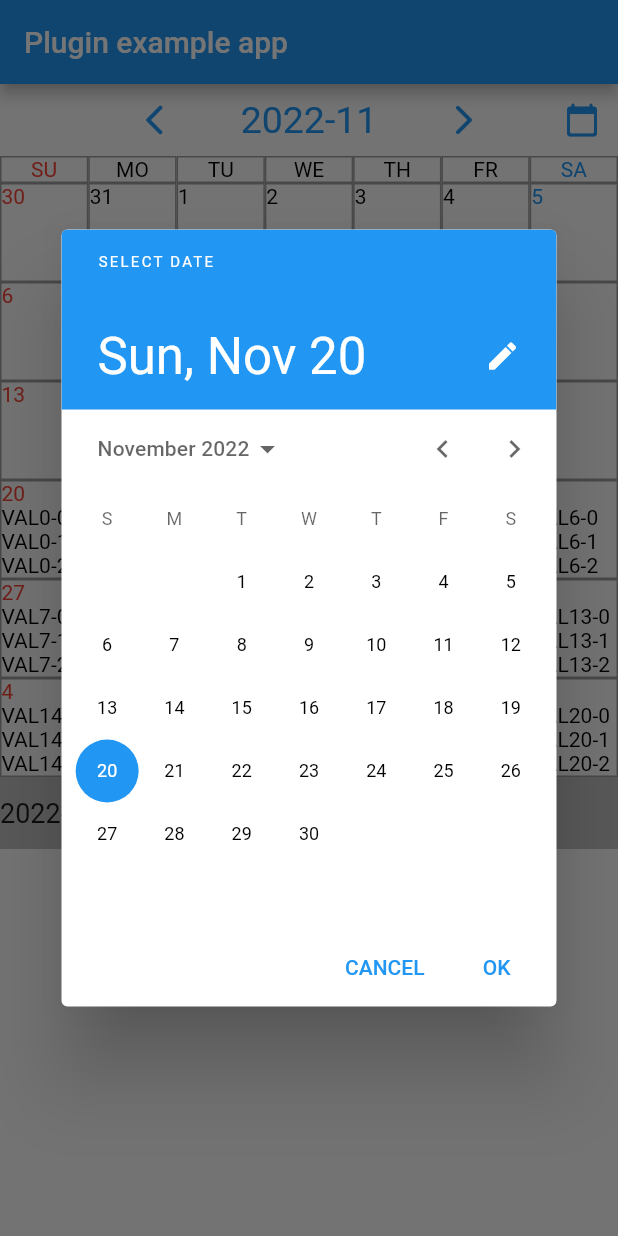
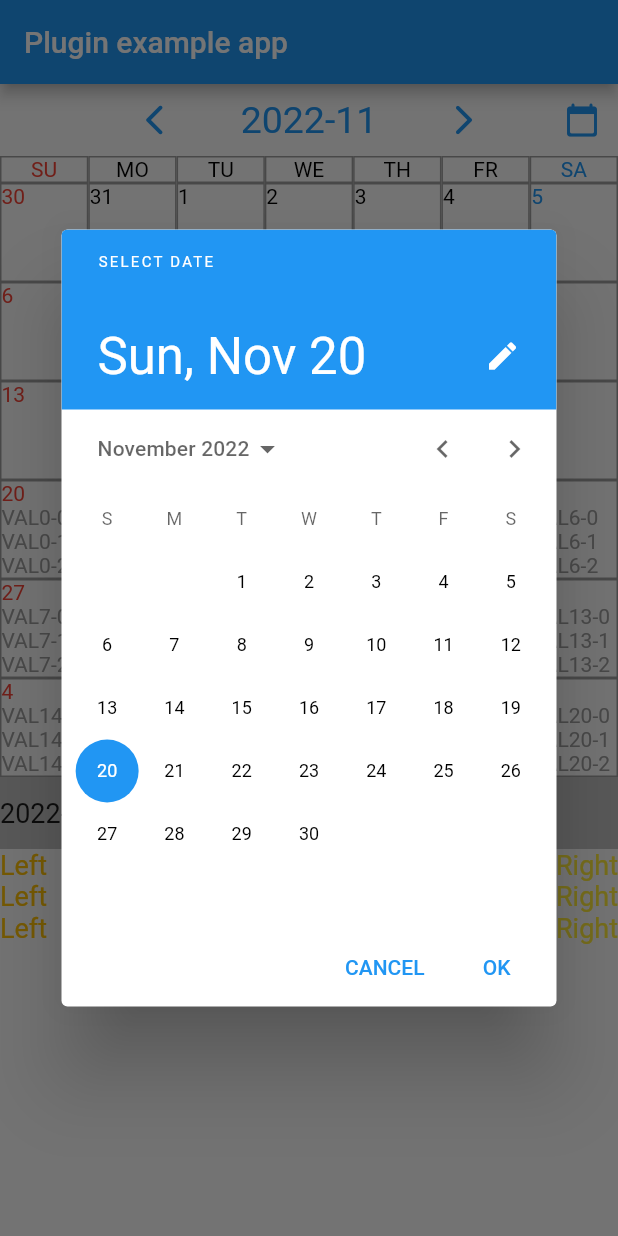
Before and after one commit to Tomohiro-Uchida/u_calendar_view_dart, a Flutter app: the screen it shows after launch, after a tap on an icon or button, on a phone screen of 412 x 824 dp. Run offline on Flutter 3.47's test engine with Material 2 defaults, Android fonts, the phone set to English and light mode, and no system bars; our stand-ins replace plugin_platform_interface.

Commit message:
ListView display OK.

```diff
--- a/example/lib/main.dart
+++ b/example/lib/main.dart
@@ -57,7 +57,18 @@ class _MyAppState extends State<MyApp> {
       for (int j=0; j<3; j++) {
         UCEntry entry = UCEntry();
         entry.date = DateTime.now().add(Duration(days: i));
+        entry.leftLabel ="Left";
+        entry.leftLabelColor = Colors.amber;
+        entry.middleLabel ="Middle";
+        entry.middleLabelColor = Colors.green;
+        entry.unitStart ="\$";
+        entry.unitStartColor = Colors.indigo;
         entry.value = "VAL$i-$j";
+        entry.valueColor = Colors.grey;
+        entry.unitEnd ="pcs";
+        entry.unitEndColor = Colors.red;
+        entry.rightLabel ="Right";
+        entry.rightLabelColor = Colors.yellow;
         ucEntries.add(entry);
       }
     }
--- a/lib/u_calendar_view_dart.dart
+++ b/lib/u_calendar_view_dart.dart
@@ -14,10 +14,12 @@ class UCEntry {
   Color leftLabelColor = const Color(0xFF000000);
   String middleLabel = "";
   Color middleLabelColor = const Color(0xFF000000);
+  String unitStart = "";
+  Color unitStartColor = const Color(0xFF000000);
   String value = "          ";
   Color valueColor = const Color(0xFF000000);
-  String unit = "";
-  Color unitColor = const Color(0xFF000000);
+  String unitEnd = "";
+  Color unitEndColor = const Color(0xFF000000);
   String rightLabel = "";
   Color rightLabelColor = const Color(0xFF000000);
   double tableFontSize = 14.0;
@@ -217,27 +219,28 @@ int normalCalcOfWeekOfMonth(int thisMonth, DateTime day) {
 }
 
 int getWeekOfMonth(int thisMonth, DateTime day) {
-  int monthOfDay = day.day;
+  // int monthOfTheDay = day.day;
+  int monthOfTheDay = day.month;
   if (thisMonth == 12) {
-    if (monthOfDay == 11) {
+    if (monthOfTheDay == 11) {
       return 1;
-    } else if (monthOfDay == 1) {
+    } else if (monthOfTheDay == 1) {
       return normalCalcOfWeekOfMonth(thisMonth, day);
     } else {
       return day.weekOfMonth;
     }
   } else if (thisMonth == 1) {
-    if (monthOfDay == 12) {
+    if (monthOfTheDay == 12) {
       return 1;
-    } else if (monthOfDay == 2) {
+    } else if (monthOfTheDay == 2) {
       return normalCalcOfWeekOfMonth(thisMonth, day);
     } else {
       return day.weekOfMonth;
     }
   } else {
-    if (monthOfDay < thisMonth) {
+    if (monthOfTheDay < thisMonth) {
       return 1;
-    } else if (thisMonth < monthOfDay) {
+    } else if (thisMonth < monthOfTheDay) {
       return normalCalcOfWeekOfMonth(thisMonth, day);
     } else {
       return day.weekOfMonth;
@@ -246,8 +249,7 @@ int getWeekOfMonth(int thisMonth, DateTime day) {
 }
 
 DateTime startDateInMonth(DateTime month) {
-  DateTime startDate =
-      DateTime(month.year, month.month, 1, 0, 0, 0, 0, 0);
+  DateTime startDate = DateTime(month.year, month.month, 1, 0, 0, 0, 0, 0);
   return startDate.add(Duration(days: -(startDate.weekday % 7)));
 }
 
@@ -299,14 +301,14 @@ class _UCMonthState extends State<UCMonth> {
 
   @override
   Widget build(BuildContext context) {
-    JapaneseNationalHoliday japaneseNationalHoliday = JapaneseNationalHoliday(context);
+    JapaneseNationalHoliday japaneseNationalHoliday =
+        JapaneseNationalHoliday(context);
     List<Holiday> holidays = List.empty(growable: true);
     entriesOfTheDay.clear();
     for (int week = 0; week < 6; week++) {
       for (int weekday = 0; weekday < 7; weekday++) {
         date = startDate.add(Duration(days: week * 7 + weekday));
-        holidays.add(japaneseNationalHoliday
-            .getHoliday(date));
+        holidays.add(japaneseNationalHoliday.getHoliday(date));
         entriesOfTheDay.add(getEntriesOfTheDay(date, entryList.maxLinesInDay));
       }
     }
@@ -322,15 +324,7 @@ class _UCMonthState extends State<UCMonth> {
                   onPressed: () {
                     setState(() {
                       month = DateTime(
-                          month.year,
-                          month.month - 1,
-                          1,
-                          0,
-                          0,
-                          0,
-                          0,
-                          0
-                      );
+                          month.year, month.month - 1, 1, 0, 0, 0, 0, 0);
                       startDate = startDateInMonth(month);
                     });
                   },
@@ -354,15 +348,7 @@ class _UCMonthState extends State<UCMonth> {
                         lastDate: DateTime(DateTime.now().year + 2),
                       ))!;
                       newMonth = DateTime(
-                          newMonth.year,
-                          newMonth.month,
-                          1,
-                          0,
-                          0,
-                          0,
-                          0,
-                          0
-                      );
+                          newMonth.year, newMonth.month, 1, 0, 0, 0, 0, 0);
                       setState(() {
                         month = newMonth;
                         startDate = startDateInMonth(month);
@@ -378,15 +364,7 @@ class _UCMonthState extends State<UCMonth> {
                   onPressed: () {
                     setState(() {
                       month = DateTime(
-                          month.year,
-                          month.month + 1,
-                          1,
-                          0,
-                          0,
-                          0,
-                          0,
-                          0
-                      );
+                          month.year, month.month + 1, 1, 0, 0, 0, 0, 0);
                       startDate = startDateInMonth(month);
                     });
                   },
@@ -404,16 +382,8 @@ class _UCMonthState extends State<UCMonth> {
               child: IconButton(
                 onPressed: () {
                   setState(() {
-                    month = DateTime(
-                        DateTime.now().year,
-                        DateTime.now().month,
-                        1,
-                        0,
-                        0,
-                        0,
-                        0,
-                        0
-                    );
+                    month = DateTime(DateTime.now().year, DateTime.now().month,
+                        1, 0, 0, 0, 0, 0);
                     startDate = startDateInMonth(month);
                   });
                 },
@@ -434,25 +404,27 @@ class _UCMonthState extends State<UCMonth> {
                     child: GestureDetector(
                         onTap: () {
                           setState(() {
-                            selectedDate =
-                                startDate.add(
-                                    Duration(days: week * 7 + weekday));
-                            selectedHoliday = japaneseNationalHoliday.getHoliday(selectedDate);
+                            selectedDate = startDate
+                                .add(Duration(days: week * 7 + weekday));
+                            selectedHoliday = japaneseNationalHoliday
+                                .getHoliday(selectedDate);
                           });
                         },
                         child: Column(children: <Widget>[
                           Row(children: <Widget>[
                             UCDate(
-                              startDate.add(Duration(days: week * 7 + weekday)),
+                                startDate
+                                    .add(Duration(days: week * 7 + weekday)),
                                 holidays[week * 7 + weekday],
-                              key: UniqueKey()
-                            ),
+                                key: UniqueKey()),
                             UCHoliday(holidays[week * 7 + weekday],
                                 key: UniqueKey())
                           ]),
                           for (lineToWrite = 0;
                               lineToWrite < entryList.maxLinesInDay &&
-                              lineToWrite < entriesOfTheDay[week * 7 + weekday].length;
+                                  lineToWrite <
+                                      entriesOfTheDay[week * 7 + weekday]
+                                          .length;
                               lineToWrite++) ...{
                             UCDayEntry(
                                 entriesOfTheDay[week * 7 + weekday]
@@ -462,43 +434,143 @@ class _UCMonthState extends State<UCMonth> {
                           for (int lineWhite = lineToWrite;
                               lineWhite < entryList.maxLinesInDay;
                               lineWhite++) ...{
-                            UCDayEntry(
-                              UCEntry(),
-                              key: UniqueKey()
-                            )
+                            UCDayEntry(UCEntry(), key: UniqueKey())
                           }
-                        ]
-                        )
-                    ))
-            )
+                        ]))))
           }
         ])
       },
       Container(
           color: const Color.fromARGB(0xFF, 0xC0, 0xC0, 0xC0),
-        child: Row(
-          children: <Widget>[
+          child: Row(children: <Widget>[
             Expanded(
                 child: Container(
                     alignment: Alignment.centerLeft,
                     child: Text(
                         "${selectedDate.year}-${selectedDate.month}-${selectedDate.day}",
                         style: const TextStyle(fontSize: 18.0)))),
-            Expanded(child: Container(
+            Expanded(
+                child: Container(
                     alignment: Alignment.center,
                     child: IconButton(
                         onPressed: () {},
                         icon: const Icon(Icons.add),
-                    color: Colors.blue
-                )
-            )),
-            Expanded(child: Container(
+                        color: Colors.blue))),
+            Expanded(
+                child: Container(
                     alignment: Alignment.centerRight,
-                child: Text(selectedHoliday.holidayName)
-            ))
+                    child: Text(selectedHoliday.holidayName)))
+          ])),
+      Expanded(
+          child: ListView.builder(
+              itemCount:
+                  entriesOfTheDay[selectedDate.difference(startDate).inDays]
+                      .length,
+              itemBuilder: (context, index) {
+                return Stack(children: <Widget>[
+                    Container(
+                        alignment: Alignment.centerLeft,
+                        child: Text(
+                            entriesOfTheDay[selectedDate
+                                .difference(startDate)
+                                .inDays][index]
+                                .leftLabel,
+                            style: TextStyle(
+                                color: entriesOfTheDay[selectedDate
+                                    .difference(startDate)
+                                    .inDays][index]
+                                    .leftLabelColor,
+                                fontSize: entriesOfTheDay[selectedDate
+                                    .difference(startDate)
+                                    .inDays][index]
+                                    .listFontSize))),
+                    Container(
+                        alignment: Alignment.center,
+                        child: Text(
+                            entriesOfTheDay[selectedDate
+                                .difference(startDate)
+                                .inDays][index]
+                                .middleLabel,
+                            style: TextStyle(
+                                color: entriesOfTheDay[selectedDate
+                                    .difference(startDate)
+                                    .inDays][index]
+                                    .middleLabelColor,
+                                fontSize: entriesOfTheDay[selectedDate
+                                    .difference(startDate)
+                                    .inDays][index]
+                                    .listFontSize))),
+                  Row(
+                      children: <Widget>[
+                        const Spacer(),
+                        Container(
+                            alignment: Alignment.centerRight,
+                            child: Text(
+                                entriesOfTheDay[selectedDate
+                                    .difference(startDate)
+                                    .inDays][index]
+                                    .unitStart,
+                                style: TextStyle(
+                                    color: entriesOfTheDay[selectedDate
+                                        .difference(startDate)
+                                        .inDays][index]
+                                        .unitStartColor,
+                                    fontSize: entriesOfTheDay[selectedDate
+                                        .difference(startDate)
+                                        .inDays][index]
+                                        .listFontSize))),
+                        Container(
+                            alignment: Alignment.centerRight,
+                            child: Text(
+                                entriesOfTheDay[selectedDate
+                                    .difference(startDate)
+                                    .inDays][index]
+                                    .value,
+                                style: TextStyle(
+                                    color: entriesOfTheDay[selectedDate
+                                        .difference(startDate)
+                                        .inDays][index]
+                                        .valueColor,
+                                    fontSize: entriesOfTheDay[selectedDate
+                                        .difference(startDate)
+                                        .inDays][index]
+                                        .listFontSize))),
+                        Container(
+                            alignment: Alignment.centerRight,
+                            child: Text(
+                                entriesOfTheDay[selectedDate
+                                    .difference(startDate)
+                                    .inDays][index]
+                                    .unitEnd,
+                                style: TextStyle(
+                                    color: entriesOfTheDay[selectedDate
+                                        .difference(startDate)
+                                        .inDays][index]
+                                        .unitEndColor,
+                                    fontSize: entriesOfTheDay[selectedDate
+                                        .difference(startDate)
+                                        .inDays][index]
+                                        .listFontSize))),
+                        Container(
+                            alignment: Alignment.centerRight,
+                            child: Text(
+                                entriesOfTheDay[selectedDate
+                                    .difference(startDate)
+                                    .inDays][index]
+                                    .rightLabel,
+                                style: TextStyle(
+                                    color: entriesOfTheDay[selectedDate
+                                        .difference(startDate)
+                                        .inDays][index]
+                                        .rightLabelColor,
+                                    fontSize: entriesOfTheDay[selectedDate
+                                        .difference(startDate)
+                                        .inDays][index]
+                                        .listFontSize)))
                       ]
                   )
-      )
+                ]);
+              }))
     ]);
   }
 }
```
Lines whose indentation alone changed are shown as unchanged.
